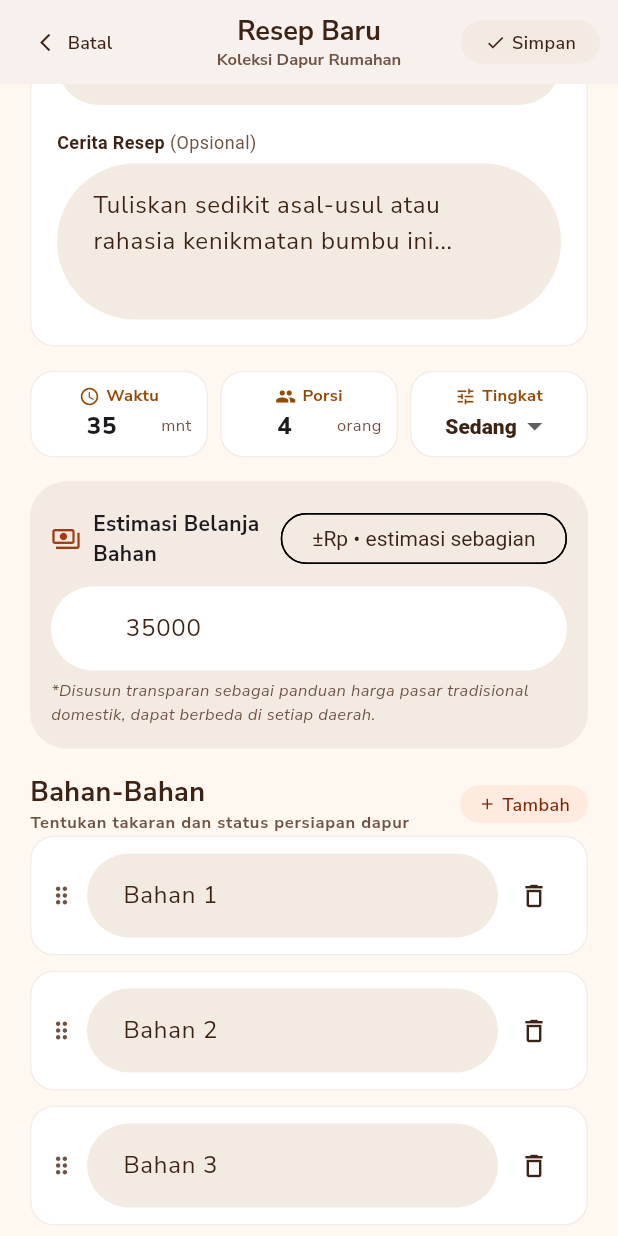
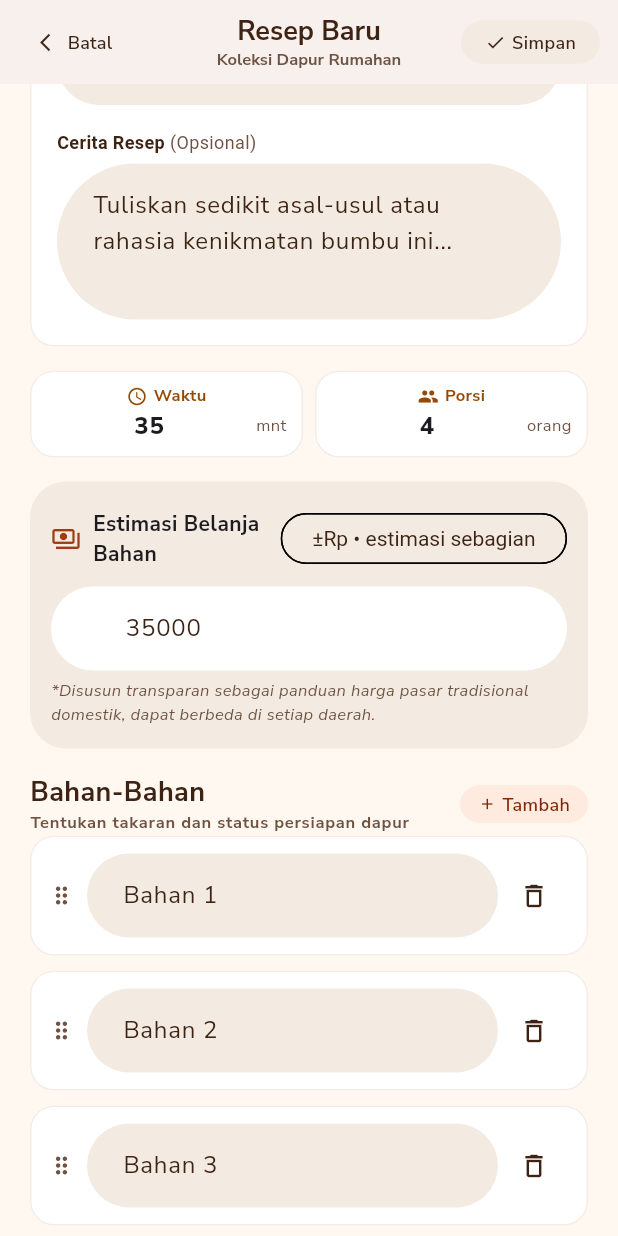
Before and after one commit to anggchr1/MasakYuk, a Flutter app: the AddRecipeScreen screen opened directly with empty values, scrolled down 576 dp, on a phone screen of 412 x 824 dp. Run offline on Flutter 3.47's test engine with Material 3 defaults, Android fonts, the light colour scheme and no system bars; our stand-ins replace flutter_svg, geocoding, geolocator, google_fonts, google_sign_in, screenshot and 3 more; accounts and stored records are empty; network calls fail.

Commit message:
Hapus level kesulitan di form, tombol Masuk untuk tamu di Profil

```diff
--- a/lib/data/recipe_repository.dart
+++ b/lib/data/recipe_repository.dart
@@ -308,7 +308,6 @@ class RecipeRepository extends ChangeNotifier {
     required bool publish,
     String description = '',
     String? durationText,
-    String? difficulty,
     String? servings,
     int? estCostManual,
   }) async {
@@ -344,7 +343,6 @@ class RecipeRepository extends ChangeNotifier {
     required bool publish,
     String description = '',
     String? durationText,
-    String? difficulty,
     String? servings,
     int? estCostManual,
   }) async {
--- a/lib/features/recipe_form/add_recipe_view.dart
+++ b/lib/features/recipe_form/add_recipe_view.dart
@@ -28,7 +28,6 @@ class _AddRecipeScreenState extends State<AddRecipeScreen> {
   final _waktu = TextEditingController(text: '35');
   final _porsi = TextEditingController(text: '4');
   String _category = 'Tradisional';
-  String _difficulty = 'Sedang';
   bool _publish = true;
   bool _saving = false;
   final List<TextEditingController> _ings = [
@@ -45,8 +44,6 @@ class _AddRecipeScreenState extends State<AddRecipeScreen> {
     'Cepat & Mudah',
     'Seafood',
   ];
-  static const _difficulties = ['Mudah', 'Sedang', 'Mahir'];
-
   static const _catPhoto = {
     'Tradisional': 0,
     'Sarapan': 3,
@@ -71,7 +68,6 @@ class _AddRecipeScreenState extends State<AddRecipeScreen> {
     _title.text = e.title;
     _desc.text = e.description;
     _category = e.category;
-    _difficulty = e.difficulty ?? _difficulty;
     _publish = e.isPublished;
     final w =
         RegExp(r'(\d+)').firstMatch(e.durationText ?? '');
@@ -417,8 +413,6 @@ class _AddRecipeScreenState extends State<AddRecipeScreen> {
               Expanded(
                   child: _numberBox('Porsi', _porsi,
                       'orang', Icons.group)),
-              const SizedBox(width: 8),
-              Expanded(child: _levelBox()),
             ],
           ),
           const SizedBox(height: 16),
@@ -825,52 +819,6 @@ class _AddRecipeScreenState extends State<AddRecipeScreen> {
     );
   }
 
-  Widget _levelBox() {
-    return Container(
-      padding:
-          const EdgeInsets.symmetric(horizontal: 10, vertical: 8),
-      decoration: BoxDecoration(
-        color: Colors.white,
-        borderRadius: BorderRadius.circular(16),
-        border: Border.all(
-            color: const Color(0xFFDEC0B7)
-                .withValues(alpha: 0.3)),
-      ),
-      child: Column(
-        children: [
-          const Row(
-            mainAxisAlignment: MainAxisAlignment.center,
-            children: [
-              Icon(Icons.tune,
-                  size: 14, color: AppColors.secondary),
-              SizedBox(width: 4),
-              Text('Tingkat',
-                  style: TextStyle(
-                      fontSize: 11,
-                      fontWeight: FontWeight.w700,
-                      color: AppColors.secondary)),
-            ],
-          ),
-          DropdownButton<String>(
-            value: _difficulty,
-            underline: const SizedBox(),
-            isDense: true,
-            style: const TextStyle(
-                fontWeight: FontWeight.w800,
-                color: AppColors.chocolate,
-                fontSize: 14),
-            items: _difficulties
-                .map((e) => DropdownMenuItem(
-                    value: e, child: Text(e)))
-                .toList(),
-            onChanged: (v) =>
-                setState(() => _difficulty = v!),
-          ),
-        ],
-      ),
-    );
-  }
-
   int? _priceValue() => int.tryParse(
       _price.text.replaceAll(RegExp(r'[^0-9]'), ''));
 
@@ -942,7 +890,6 @@ class _AddRecipeScreenState extends State<AddRecipeScreen> {
           publish: publish,
           description: _desc.text.trim(),
           durationText: '${_waktu.text.trim()} mnt',
-          difficulty: _difficulty,
           servings: '${_porsi.text.trim()} orang',
           estCostManual: manual,
         );
@@ -956,7 +903,6 @@ class _AddRecipeScreenState extends State<AddRecipeScreen> {
           publish: publish,
           description: _desc.text.trim(),
           durationText: '${_waktu.text.trim()} mnt',
-          difficulty: _difficulty,
           servings: '${_porsi.text.trim()} orang',
           estCostManual: manual,
         );
```
Also changed, not shown: lib/features/profile/profile_view.dart (+27 -10 lines), lib/main.dart (+31 -4 lines).
